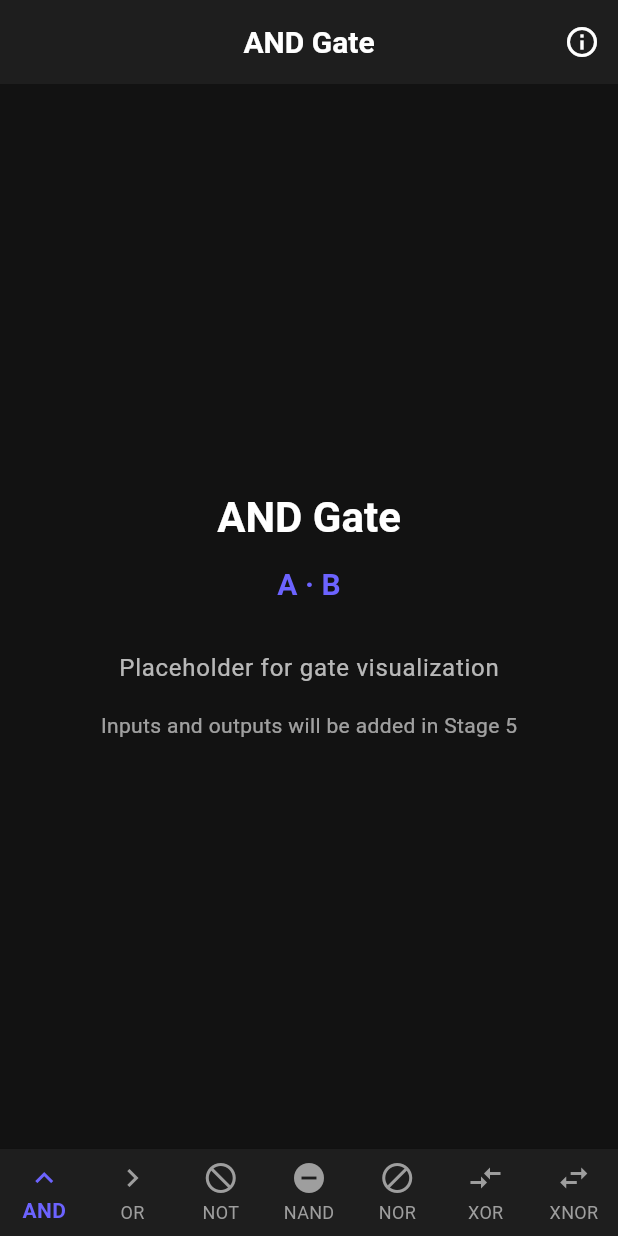
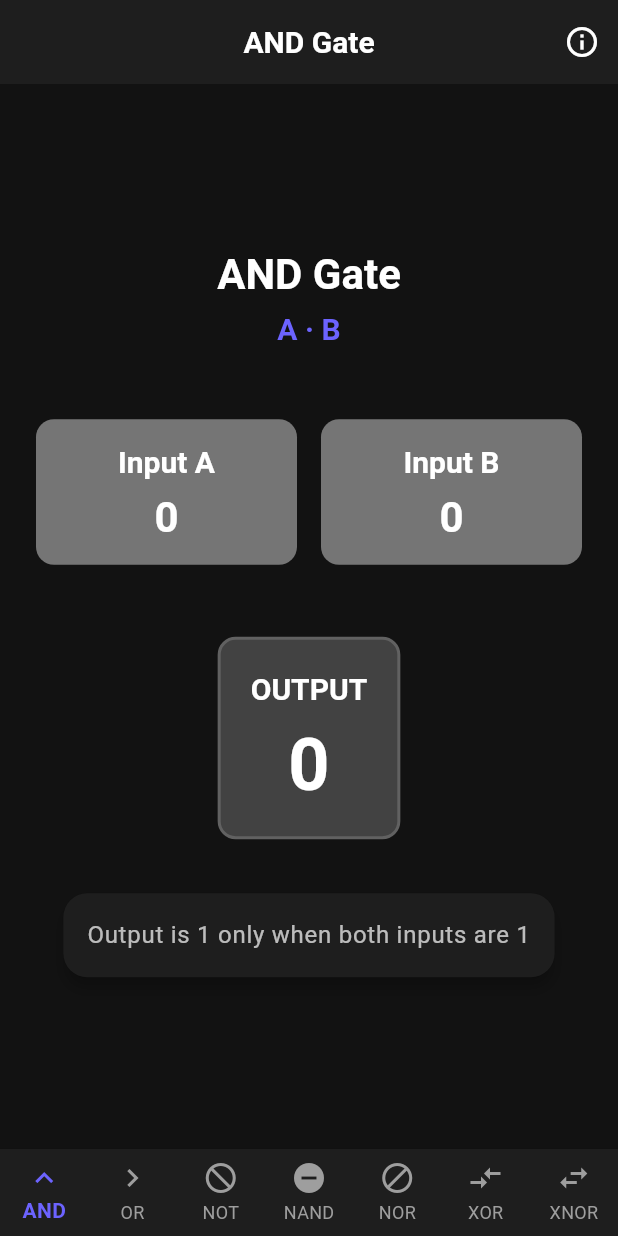
Before and after one commit to RostislavUlinets/Digital-Logic-Playground, a Flutter app: the screen it shows after launch, on a phone screen of 412 x 824 dp. Run offline on Flutter 3.47's test engine with Material 3 defaults, Android fonts, the phone set to English and light mode, and no system bars; our stand-ins replace equatable, flutter_bloc, freezed_annotation, get_it, shared_preferences.

Commit message:
Updated home screen

```diff
--- a/lib/presentation/screens/home_screen.dart
+++ b/lib/presentation/screens/home_screen.dart
@@ -1,9 +1,13 @@
 import 'package:flutter/material.dart';
 import 'package:flutter_bloc/flutter_bloc.dart';
 
+import '../../domain/entities/gate_type.dart';
 import '../blocs/gate_simulator/gate_simulator_bloc.dart';
+import '../blocs/gate_simulator/gate_simulator_event.dart';
 import '../blocs/gate_simulator/gate_simulator_state.dart';
 import '../widgets/gate_bottom_nav_bar.dart';
+import '../widgets/input_toggle.dart';
+import '../widgets/output_indicator.dart';
 
 class HomeScreen extends StatelessWidget {
   const HomeScreen({super.key});
@@ -25,31 +29,72 @@ class HomeScreen extends StatelessWidget {
             ],
           ),
           body: Center(
-            child: Padding(
+            child: SingleChildScrollView(
               padding: const EdgeInsets.all(24.0),
               child: Column(
                 mainAxisAlignment: MainAxisAlignment.center,
                 children: [
+                  // Gate name and formula
                   Text(
                     state.currentGate.name,
                     style: Theme.of(context).textTheme.displayMedium,
                   ),
-                  const SizedBox(height: 16),
+                  const SizedBox(height: 8),
                   Text(
                     state.currentGate.formula,
                     style: Theme.of(context).textTheme.titleLarge?.copyWith(
-                      color: Theme.of(context).colorScheme.primary,
+                          color: Theme.of(context).colorScheme.primary,
+                        ),
+                  ),
+                  const SizedBox(height: 48),
+
+                  // Input toggles
+                  Row(
+                    mainAxisAlignment: MainAxisAlignment.spaceEvenly,
+                    children: [
+                      Expanded(
+                        child: InputToggle(
+                          label: 'Input A',
+                          value: state.inputA,
+                          onTap: () {
+                            context
+                                .read<GateSimulatorBloc>()
+                                .add(const ToggleInputA());
+                          },
+                        ),
+                      ),
+                      const SizedBox(width: 16),
+                      // Only show Input B for gates that use it (NOT gate uses only A)
+                      if (state.currentGateType != GateType.not)
+                        Expanded(
+                          child: InputToggle(
+                            label: 'Input B',
+                            value: state.inputB,
+                            onTap: () {
+                              context
+                                  .read<GateSimulatorBloc>()
+                                  .add(const ToggleInputB());
+                            },
+                          ),
+                        ),
+                    ],
+                  ),
+                  const SizedBox(height: 48),
+
+                  // Output indicator
+                  OutputIndicator(value: state.output),
+                  const SizedBox(height: 32),
+
+                  // Description
+                  Card(
+                    child: Padding(
+                      padding: const EdgeInsets.all(16.0),
+                      child: Text(
+                        state.currentGate.description,
+                        style: Theme.of(context).textTheme.bodyLarge,
+                        textAlign: TextAlign.center,
+                      ),
                     ),
-                  ),
-                  const SizedBox(height: 32),
-                  Text(
-                    'Placeholder for gate visualization',
-                    style: Theme.of(context).textTheme.bodyLarge,
-                  ),
-                  const SizedBox(height: 16),
-                  Text(
-                    'Inputs and outputs will be added in Stage 5',
-                    style: Theme.of(context).textTheme.bodyMedium,
                   ),
                 ],
               ),
```
